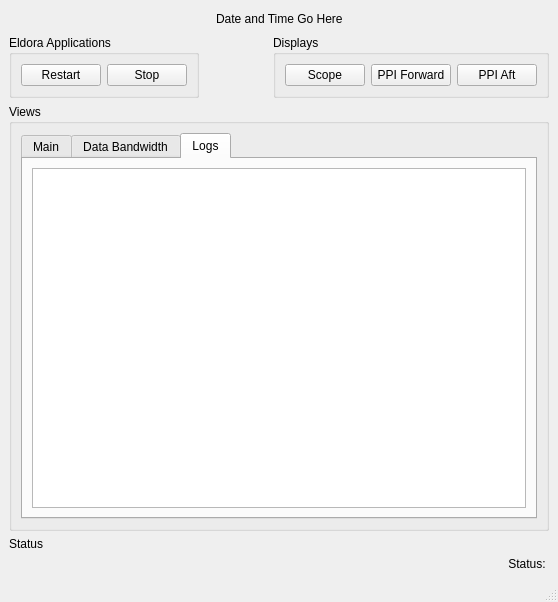
This is eldoragui/EldoraMain.ui in NCAR/eldora_instrument as Qt 5 draws it before an edit. The edited form follows.
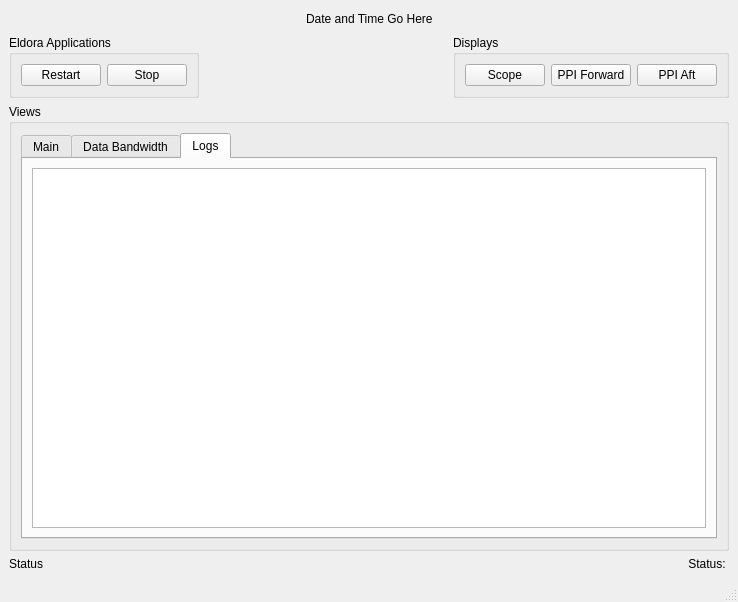
This is the edited form. The open tabs and pages were chosen to show the change.

Commit message: See if the QTextEdit doesn't become a cpu hog the way that QTextBrowser does (unlikely).

The edit to the form file:
```diff
--- a/eldoragui/EldoraMain.ui
+++ b/eldoragui/EldoraMain.ui
@@ -5,7 +5,7 @@
    <rect>
     <x>0</x>
     <y>0</y>
-    <width>558</width>
+    <width>738</width>
     <height>602</height>
    </rect>
   </property>
@@ -574,7 +574,7 @@
             <number>6</number>
            </property>
            <item>
-            <widget class="QTextBrowser" name="logBrowser" />
+            <widget class="QTextEdit" name="logBrowser" />
            </item>
           </layout>
          </widget>
@@ -583,6 +583,14 @@
       </layout>
      </widget>
     </item>
+    <item>
+     <layout class="QHBoxLayout" >
+      <property name="margin" >
+       <number>0</number>
+      </property>
+      <property name="spacing" >
+       <number>6</number>
+      </property>
     <item>
      <widget class="QLabel" name="statusLabel" >
       <property name="sizePolicy" >
@@ -617,6 +625,8 @@
      </widget>
     </item>
    </layout>
+    </item>
+   </layout>
   </widget>
   <widget class="QMenuBar" name="menubar" >
    <property name="geometry" >
```
Left out of the diff: 2 changed lines with no effect on the pictures. Lines whose indentation alone changed are shown as unchanged. The commit also changes 1 other file.
